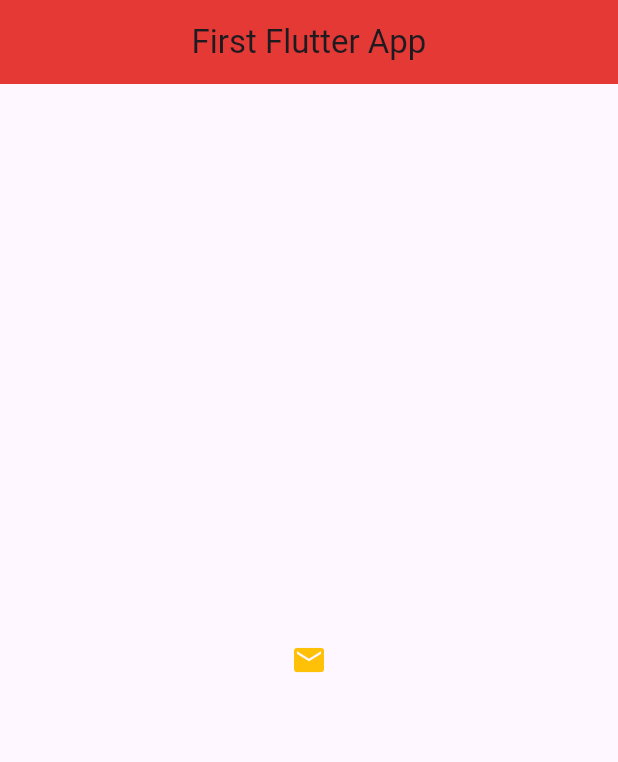
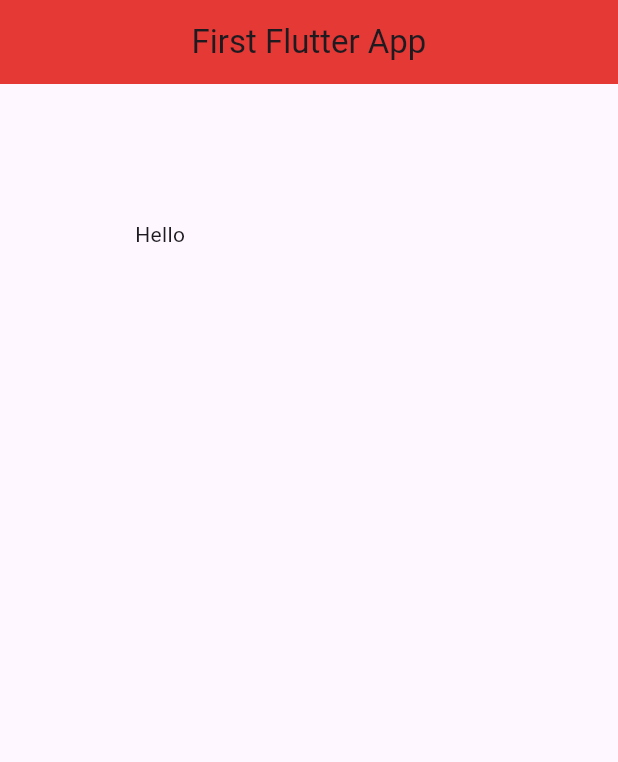
Before and after one commit to OwenLin-lwc/first_flutter_app, a Flutter app: the screen it shows after launch, on a phone screen of 412 x 824 dp. Shown: the top 762 px of the screen. Run offline on Flutter 3.47's test engine with Material 3 defaults, Android fonts, the phone set to English and light mode, and no system bars.

Commit message:
#10 - Containers & Padding

```diff
--- a/lib/main.dart
+++ b/lib/main.dart
@@ -15,23 +15,15 @@ class Home extends StatelessWidget {
         centerTitle: true,
         backgroundColor: Colors.red[600],
       ),
-      body: Center(
-        // child: Icon(Icons.airport_shuttle, color: Colors.lightBlue, size: 50),
-        // child: ElevatedButton.icon(
-        //   onPressed: () {
-        //     print('Button Pressed!');
-        //   },
-        //   style: ElevatedButton.styleFrom(backgroundColor: Colors.lightBlue),
-        //   label: Text('Click Me'),
-        //   icon: Icon(Icons.mail, color: Colors.amber),
-        // ),
-        child: IconButton(
-          onPressed: () {
-            print('Button Pressed!');
-          },
-          icon: Icon(Icons.mail, color: Colors.amber),
-        ),
-      ),
+      // body: Container(
+      //   // padding: EdgeInsets.all(20),
+      //   // padding: EdgeInsets.symmetric(horizontal: 30, vertical: 10),
+      //   padding: EdgeInsets.fromLTRB(10, 20, 30, 40),
+      //   margin: EdgeInsets.all(30),
+      //   color: Colors.grey[400],
+      //   child: Text('Hello'),
+      // ),
+      body: Padding(padding: EdgeInsets.all(90), child: Text('Hello')),
       floatingActionButton: FloatingActionButton(
         onPressed: () {
           print('Floating Action Button Pressed!');
```
